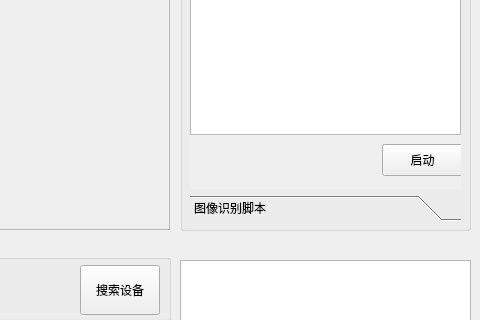
Old version of the form resources/ui/main_form.ui in the repository radiantwf/pokemon-controller-gui; both pictures show x 480 to 960 and y 140 to 460 of the 960 by 750 pixel window.
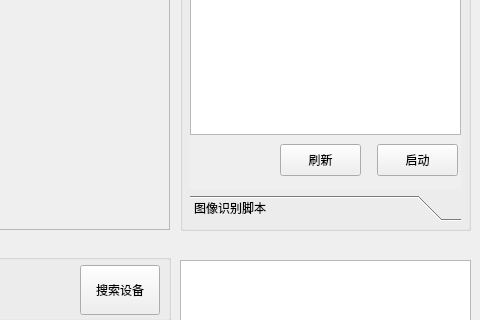
New version of the form. The open tabs and pages were chosen to show the change.

Diff of the .ui file:
```diff
--- a/resources/ui/main_form.ui
+++ b/resources/ui/main_form.ui
@@ -1167,7 +1167,7 @@
       <widget class="QPushButton" name="btn_macro_opt">
        <property name="geometry">
         <rect>
-         <x>192</x>
+         <x>187</x>
          <y>190</y>
          <width>81</width>
          <height>32</height>
@@ -1177,6 +1177,19 @@
         <string>启动</string>
        </property>
       </widget>
+      <widget class="QPushButton" name="btn_macro_refresh">
+       <property name="geometry">
+        <rect>
+         <x>90</x>
+         <y>190</y>
+         <width>81</width>
+         <height>32</height>
+        </rect>
+       </property>
+       <property name="text">
+        <string>刷新</string>
+       </property>
+      </widget>
      </widget>
      <widget class="QWidget" name="page_recognize">
       <property name="geometry">
```
Left out of the diff: 2 changed lines with no effect on the pictures.
